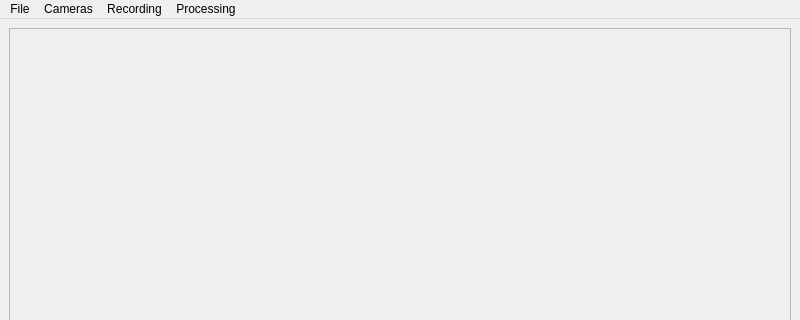
The window that ui/MainWindow.ui (ETHZ-INS/Flow3R) describes before a commit, drawn with Qt 5; both pictures show x 0 to 800 and y 0 to 320 of the 800 by 600 pixel window.
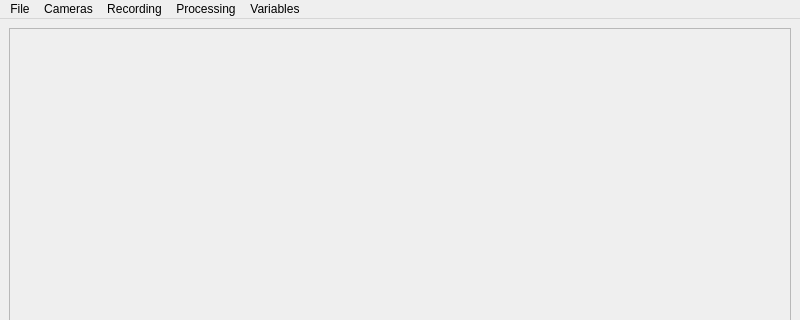
The same window after the commit.

Commit message: UI for defining variables and dialog for filling missing values

Patch:
```diff
--- a/ui/MainWindow.ui
+++ b/ui/MainWindow.ui
@@ -161,10 +161,18 @@
     </property>
     <addaction name="action_configure_pipelines"/>
    </widget>
+   <widget class="QMenu" name="menuVariables">
+    <property name="title">
+     <string>Variables</string>
+    </property>
+    <addaction name="action_add_variable"/>
+    <addaction name="action_configure_variables"/>
+   </widget>
    <addaction name="menuFile"/>
    <addaction name="menuCameras"/>
    <addaction name="menuRecording"/>
    <addaction name="menuProcessing"/>
+   <addaction name="menuVariables"/>
   </widget>
   <widget class="QStatusBar" name="statusbar"/>
   <action name="action_configure_recordings">
```
Left out of the diff: 10 changed lines with no effect on the pictures. The commit also changes 19 other files.
